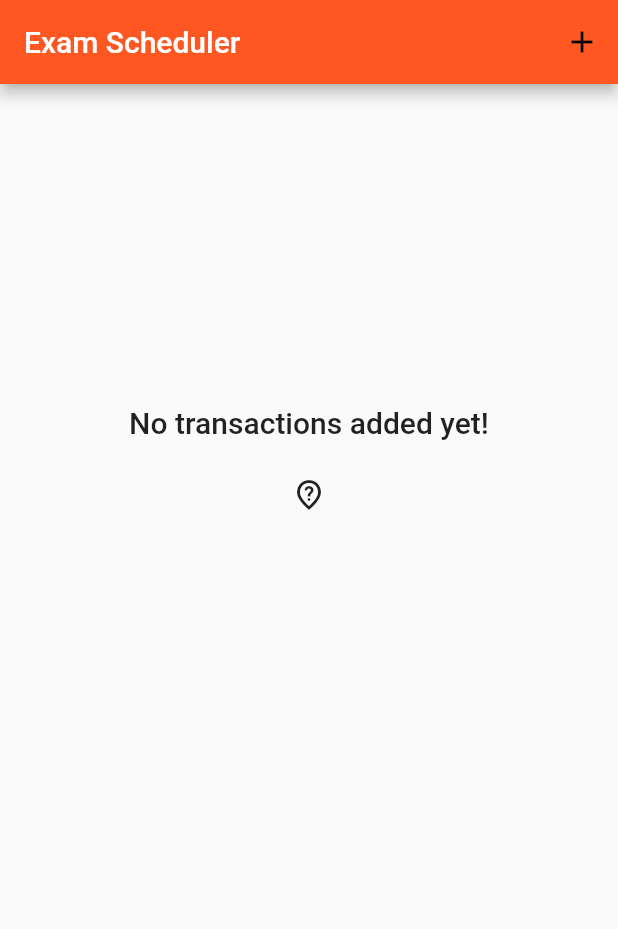
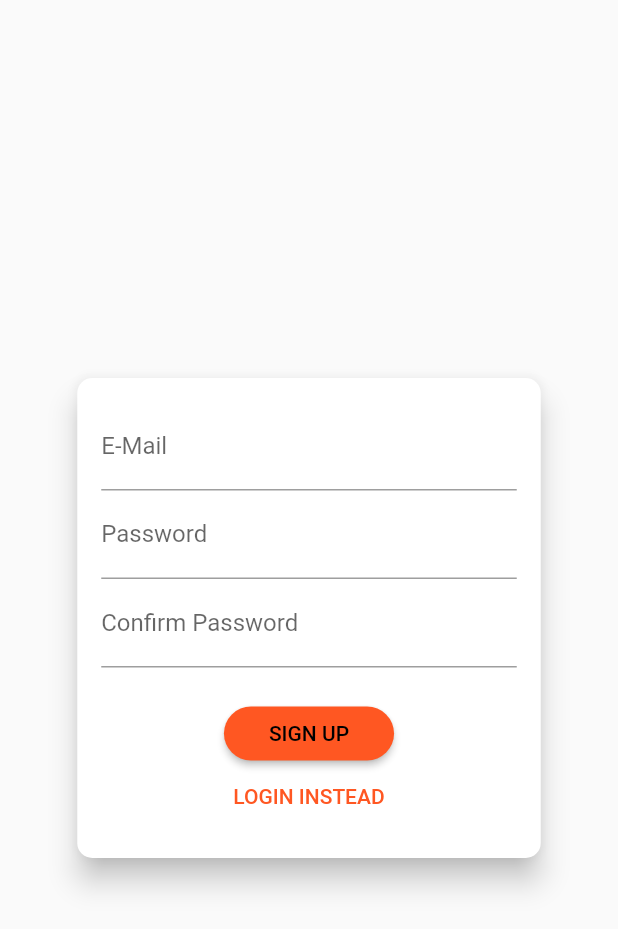
Before and after one commit to dev-marko/mis_lab_5, a Flutter app: the screen it shows after launch, on a phone screen of 412 x 824 dp. Shown: the top 929 px of the screen. Run offline on Flutter 3.47's test engine with Material 2 defaults, Android fonts, the phone set to English and light mode, and no system bars; our stand-ins replace shared_preferences.

Commit message:
Implemented user authentication with Firebase

```diff
--- a/lib/main.dart
+++ b/lib/main.dart
@@ -1,9 +1,9 @@
 import 'package:flutter/material.dart';
-import 'package:mis_lab_4/widgets/new_exam.dart';
-import 'package:uuid/uuid.dart';
+import 'package:mis_lab_4/screens/authentication_screen.dart';
+import 'package:mis_lab_4/screens/exams_screen.dart';
+import 'package:provider/provider.dart';
 
-import 'package:mis_lab_4/models/exam.dart';
-import 'package:mis_lab_4/widgets/exam_list.dart';
+import 'package:mis_lab_4/providers/authentication_provider.dart';
 
 /// ### Laboratory Exercise 4 ###
 /// Author: Marko Spasenovski
@@ -20,8 +20,15 @@ class MyApp extends StatelessWidget {
 
   @override
   Widget build(BuildContext context) {
-    return MaterialApp(
-      title: 'Exam Scheduler',
+    return MultiProvider(
+      providers: [
+        ChangeNotifierProvider.value(
+          value: Auth(),
+        ),
+      ],
+      child: Consumer<Auth>(
+        builder: (ctx, auth, _) => MaterialApp(
+          title: '191128 Exams',
           theme: ThemeData(
             colorScheme: ColorScheme.fromSwatch(
               primarySwatch: Colors.deepOrange,
@@ -37,87 +44,12 @@ class MyApp extends StatelessWidget {
               ),
             ),
           ),
-      home: const MyHomePage(title: 'Exam Scheduler'),
-    );
-  }
-}
-
-class MyHomePage extends StatefulWidget {
-  const MyHomePage({super.key, required this.title});
-
-  final String title;
-
-  @override
-  State<MyHomePage> createState() => _MyHomePageState();
-}
-
-class _MyHomePageState extends State<MyHomePage> {
-  final List<Exam> _exams = [
-    // Exam(
-    //   id: const Uuid().v4(),
-    //   subjectName: 'Mobile Informatic Systems',
-    //   date: DateTime.now(),
-    // ),
-    // Exam(
-    //   id: const Uuid().v4(),
-    //   subjectName: 'Intro to Robotics',
-    //   date: DateTime.now(),
-    // ),
-  ];
-
-  void _addNewExam(String subjectName, DateTime date) {
-    final newExam = Exam(
-      id: const Uuid().v4(),
-      subjectName: subjectName,
-      date: date,
-    );
-
-    setState(() {
-      _exams.add(newExam);
-    });
-  }
-
-  void _showAddExam(BuildContext ctx) {
-    showModalBottomSheet(
-      context: ctx,
-      builder: (bCtx) {
-        return NewExam(
-          addNewExamHandler: _addNewExam,
-        );
+          home: auth.isAuthenticated
+              ? const ExamsScreen()
+              : const AuthenticationScreen(),
+          routes: {
+            ExamsScreen.routeName: (ctx) => const ExamsScreen(),
           },
-    );
-  }
-
-  void _deleteExam(String id) {
-    setState(() {
-      _exams.removeWhere((element) => element.id == id);
-    });
-  }
-
-  @override
-  Widget build(BuildContext context) {
-    return Scaffold(
-      appBar: AppBar(
-        title: Text(widget.title),
-        actions: [
-          IconButton(
-            onPressed: () => _showAddExam(context),
-            icon: Icon(
-              Icons.add,
-              color: Theme.of(context).colorScheme.secondary,
-            ),
-          ),
-        ],
-      ),
-      body: SingleChildScrollView(
-        child: Column(
-          crossAxisAlignment: CrossAxisAlignment.stretch,
-          children: [
-            ExamList(
-              exams: _exams,
-              deleteExamHandler: _deleteExam,
-            ),
-          ],
         ),
       ),
     );
--- /dev/null
+++ b/lib/models/exceptions/http_exception.dart
@@ -0,0 +1,10 @@
+class HttpException implements Exception {
+  final String _message;
+
+  HttpException(this._message);
+
+  @override
+  String toString() {
+    return _message;
+  }
+}
--- /dev/null
+++ b/lib/providers/authentication_provider.dart
@@ -0,0 +1,102 @@
+import 'dart:async';
+import 'dart:convert';
+import 'dart:io';
+import 'package:http/http.dart' as http;
+import 'package:flutter/material.dart';
+import 'package:shared_preferences/shared_preferences.dart';
+
+class Auth with ChangeNotifier {
+  String? _token;
+  DateTime? _expiryDate;
+  String? _userId; // logged in user
+  Timer? _authTimer;
+
+  String get token {
+    if (_expiryDate != null &&
+        _expiryDate!.isAfter(DateTime.now()) &&
+        _token != null) {
+      return _token!;
+    }
+    return "";
+  }
+
+  bool get isAuthenticated {
+    return token != "";
+  }
+
+  String get userId {
+    return _userId!;
+  }
+
+  Future<void> _authenticate(
+      String email, String password, String urlSegment) async {
+    final url = Uri.parse(
+        'https://identitytoolkit.googleapis.com/v1/accounts:$urlSegment?key=AIzaSyCKToYWApDlLM_8viYGRmlt7A1Hx024QOM');
+    try {
+      final response = await http.post(
+        url,
+        body: json.encode({
+          'email': email,
+          'password': password,
+          'returnSecureToken': true,
+        }),
+      );
+
+      final responseData = json.decode(response.body);
+
+      if (responseData['error'] != null) {
+        throw HttpException(responseData['error']['message']);
+      }
+
+      _token = responseData['idToken'];
+      _userId = responseData['localId'];
+      _expiryDate = DateTime.now().add(
+        Duration(
+          seconds: int.parse(responseData['expiresIn']),
+        ),
+      );
+
+      _autoLogout();
+
+      notifyListeners();
+
+      final prefs = await SharedPreferences.getInstance();
+      final userData = json.encode(
+        {
+          'token': _token,
+          'userId': _userId,
+          'expiryDate': _expiryDate!.toIso8601String(),
+        },
+      );
+      prefs.setString('userData', userData);
+    } catch (err) {
+      rethrow;
+    }
+  }
+
+  Future<void> register(String email, String password) async {
+    return _authenticate(email, password, 'signUp');
+  }
+
+  Future<void> login(String email, String password) async {
+    return _authenticate(email, password, 'signInWithPassword');
+  }
+
+  void logout() {
+    _token = null;
+    _userId = null;
+    _expiryDate = null;
+    _authTimer!.cancel();
+    _authTimer = null;
+    notifyListeners();
+  }
+
+  void _autoLogout() {
+    if (_authTimer != null) {
+      _authTimer!.cancel();
+    }
+
+    final timeToExpiry = _expiryDate!.difference(DateTime.now()).inSeconds;
+    _authTimer = Timer(Duration(seconds: timeToExpiry), logout);
+  }
+}
--- /dev/null
+++ b/lib/screens/authentication_screen.dart
@@ -0,0 +1,240 @@
+import 'dart:math';
+import 'package:flutter/material.dart';
+import 'package:mis_lab_4/models/exceptions/http_exception.dart';
+import 'package:mis_lab_4/providers/authentication_provider.dart';
+import 'package:provider/provider.dart';
+
+enum AuthMode { login, register }
+
+class AuthenticationScreen extends StatelessWidget {
+  static const String routeName = '/auth';
+
+  const AuthenticationScreen({super.key});
+
+  @override
+  Widget build(BuildContext context) {
+    final deviceSize = MediaQuery.of(context).size;
+
+    return Scaffold(
+      // resizeToAvoidBottomInset: false,
+      body: Stack(
+        children: <Widget>[
+          SingleChildScrollView(
+            child: SizedBox(
+              height: deviceSize.height,
+              width: deviceSize.width,
+              child: Column(
+                mainAxisAlignment: MainAxisAlignment.center,
+                crossAxisAlignment: CrossAxisAlignment.center,
+                children: <Widget>[
+                  Flexible(
+                    flex: deviceSize.width > 600 ? 2 : 1,
+                    child: const AuthCard(),
+                  ),
+                ],
+              ),
+            ),
+          ),
+        ],
+      ),
+    );
+  }
+}
+
+class AuthCard extends StatefulWidget {
+  const AuthCard({super.key});
+
+  @override
+  _AuthCardState createState() => _AuthCardState();
+}
+
+class _AuthCardState extends State<AuthCard> {
+  final GlobalKey<FormState> _formKey = GlobalKey();
+  AuthMode _authMode = AuthMode.register;
+  final Map<String, String> _authData = {
+    'email': '',
+    'password': '',
+  };
+  var _isLoading = false;
+  final _passwordController = TextEditingController();
+
+  void _showErrorDialog(String message) {
+    showDialog(
+      context: context,
+      builder: (ctx) => AlertDialog(
+        title: const Text('An Error Occured!'),
+        content: Text(message),
+        actions: [
+          TextButton(
+            child: const Text('OK'),
+            onPressed: () => Navigator.of(context).pop(),
+          ),
+        ],
+      ),
+    );
+  }
+
+  Future<void> _submit() async {
+    if (!_formKey.currentState!.validate()) {
+      // Invalid!
+      return;
+    }
+    _formKey.currentState?.save();
+    setState(() {
+      _isLoading = true;
+    });
+    try {
+      if (_authMode == AuthMode.login) {
+        // Log user in
+        await Provider.of<Auth>(context, listen: false)
+            .login(_authData['email']!, _authData['password']!);
+      } else {
+        // Sign user up
+        await Provider.of<Auth>(context, listen: false).register(
+          _authData['email']!,
+          _authData['password']!,
+        );
+      }
+    } on HttpException catch (error) {
+      String errorMessage = 'Authentication failed.';
+      if (error.toString().contains('EMAIL_EXISTS')) {
+        errorMessage = 'This email address is already in use.';
+      } else if (error.toString().contains('INVALID_EMAIL')) {
+        errorMessage = 'This is not a valid email address';
+      } else if (error.toString().contains('WEAK_PASSWORD')) {
+        errorMessage = 'This password is too weak.';
+      } else if (error.toString().contains('EMAIL_NOT_FOUND')) {
+        errorMessage = 'Email not found.';
+      } else if (error.toString().contains('INVALID_PASSWORD')) {
+        errorMessage = 'Invalid password.';
+      }
+      _showErrorDialog(errorMessage);
+    } catch (error) {
+      const String errorMessage =
+          'Could not authenticate, please try again later.';
+      _showErrorDialog(errorMessage);
+    }
+    setState(() {
+      _isLoading = false;
+    });
+  }
+
+  void _switchAuthMode() {
+    _authMode == AuthMode.login
+        ? setState(() {
+            _authMode = AuthMode.register;
+          })
+        : setState(() {
+            _authMode = AuthMode.login;
+          });
+  }
+
+  @override
+  Widget build(BuildContext context) {
+    final deviceSize = MediaQuery.of(context).size;
+    return Card(
+      shape: RoundedRectangleBorder(
+        borderRadius: BorderRadius.circular(10.0),
+      ),
+      elevation: 8.0,
+      child: Container(
+        height: _authMode == AuthMode.register ? 320 : 260,
+        constraints: BoxConstraints(
+            minHeight: _authMode == AuthMode.register ? 320 : 260),
+        width: deviceSize.width * 0.75,
+        padding: const EdgeInsets.all(16.0),
+        child: Form(
+          key: _formKey,
+          child: SingleChildScrollView(
+            child: Column(
+              children: <Widget>[
+                TextFormField(
+                  decoration: const InputDecoration(labelText: 'E-Mail'),
+                  keyboardType: TextInputType.emailAddress,
+                  validator: (value) {
+                    if (value!.isEmpty || !value.contains('@')) {
+                      return 'Invalid email!';
+                    }
+                    return null;
+                  },
+                  onSaved: (value) {
+                    _authData['email'] = value!;
+                  },
+                ),
+                TextFormField(
+                  decoration: const InputDecoration(labelText: 'Password'),
+                  obscureText: true,
+                  controller: _passwordController,
+                  validator: (value) {
+                    if (value!.isEmpty || value.length < 5) {
+                      return 'Password is too short!';
+                    }
+                  },
+                  onSaved: (value) {
+                    _authData['password'] = value!;
+                  },
+                ),
+                if (_authMode == AuthMode.register)
+                  TextFormField(
+                    enabled: _authMode == AuthMode.register,
+                    decoration:
+                        const InputDecoration(labelText: 'Confirm Password'),
+                    obscureText: true,
+                    validator: _authMode == AuthMode.register
+                        ? (value) {
+                            if (value != _passwordController.text) {
+                              return 'Passwords do not match!';
+                            }
+                          }
+                        : null,
+                  ),
+                const SizedBox(
+                  height: 20,
+                ),
+                if (_isLoading)
+                  const CircularProgressIndicator()
+                else
+                  ElevatedButton(
+                    onPressed: _submit,
+                    style: ButtonStyle(
+                      shape: MaterialStateProperty.all<RoundedRectangleBorder>(
+                        RoundedRectangleBorder(
+                          borderRadius: BorderRadius.circular(30),
+                        ),
+                      ),
+                      padding: MaterialStateProperty.all<EdgeInsets>(
+                        const EdgeInsets.symmetric(
+                          horizontal: 30.0,
+                          vertical: 8.0,
+                        ),
+                      ),
+                      backgroundColor: MaterialStateProperty.all<Color>(
+                          Theme.of(context).colorScheme.primary),
+                      foregroundColor: MaterialStateProperty.all<Color>(
+                          Theme.of(context).colorScheme.secondary),
+                    ),
+                    child:
+                        Text(_authMode == AuthMode.login ? 'LOGIN' : 'SIGN UP'),
+                  ),
+                TextButton(
+                  onPressed: _switchAuthMode,
+                  style: ButtonStyle(
+                    padding: MaterialStateProperty.all<EdgeInsets>(
+                      const EdgeInsets.symmetric(horizontal: 30.0, vertical: 4),
+                    ),
+                    tapTargetSize: MaterialTapTargetSize.shrinkWrap,
+                    foregroundColor: MaterialStateProperty.all<Color>(
+                      Theme.of(context).colorScheme.primary,
+                    ),
+                  ),
+                  child: Text(
+                      '${_authMode == AuthMode.login ? 'SIGNUP' : 'LOGIN'} INSTEAD'),
+                ),
+              ],
+            ),
+          ),
+        ),
+      ),
+    );
+  }
+}
```
Also changed, not shown: lib/screens/exams_screen.dart (added, +88 -0 lines). Lines whose indentation alone changed are shown as unchanged.
